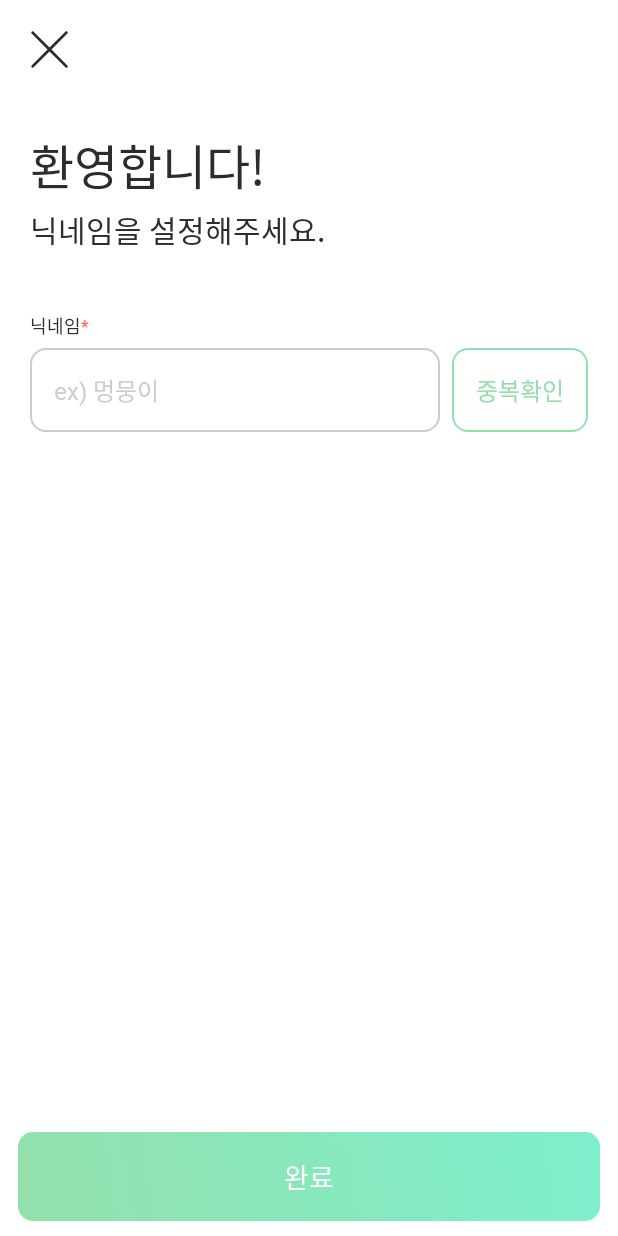
After one commit to HUFS-Capstone-23-01/TravelFeelDog-Android, an Android app: the SignUpFragment screen opened through its navigation route, on a phone screen of 412 x 824 dp. The commit adds this screen. Run offline under Robolectric (Android 15) with nearby library versions, the phone set to English and light mode, and no system bars; our stand-ins replace data binding.

Commit message:
[LAYOUT] 회원가입 페이지 제작
로그인에서 회원가입 이동을 위해 네비게이션 추가

```diff
--- a/app/build.gradle
+++ b/app/build.gradle
@@ -39,6 +39,8 @@ android {
 }
 
 dependencies {
+    def nav_version = "2.5.3"
+
     implementation "androidx.core:core-splashscreen:1.0.1"
     implementation 'androidx.core:core-ktx:1.10.0'
     implementation 'androidx.appcompat:appcompat:1.6.1'
@@ -47,4 +49,8 @@ dependencies {
     testImplementation 'junit:junit:4.13.2'
     androidTestImplementation 'androidx.test.ext:junit:1.1.5'
     androidTestImplementation 'androidx.test.espresso:espresso-core:3.5.1'
+
+    // Jetpack Navigation
+    implementation "androidx.navigation:navigation-fragment-ktx:$nav_version"
+    implementation "androidx.navigation:navigation-ui-ktx:$nav_version"
 }
--- a/app/src/main/java/com/example/travelfeeldog/presentation/signin/SignInActivity.kt
+++ b/app/src/main/java/com/example/travelfeeldog/presentation/signin/SignInActivity.kt
@@ -1,12 +1,14 @@
 package com.example.travelfeeldog.presentation.signin
 
 import android.os.Bundle
+import androidx.appcompat.app.AppCompatActivity
 import androidx.core.splashscreen.SplashScreen.Companion.installSplashScreen
+import androidx.navigation.fragment.NavHostFragment
 import com.example.travelfeeldog.R
 import com.example.travelfeeldog.databinding.ActivitySignInBinding
 import com.example.travelfeeldog.presentation.common.BaseActivity
 
-class SignInActivity : BaseActivity<ActivitySignInBinding>(R.layout.activity_sign_in) {
+class SignInActivity : AppCompatActivity( ){
     override fun onCreate(savedInstanceState: Bundle?) {
         installSplashScreen()
         super.onCreate(savedInstanceState)
--- /dev/null
+++ b/app/src/main/java/com/example/travelfeeldog/presentation/signin/SignInFragment.kt
@@ -0,0 +1,24 @@
+package com.example.travelfeeldog.presentation.signin
+
+import android.os.Bundle
+import androidx.fragment.app.Fragment
+import android.view.LayoutInflater
+import android.view.View
+import android.view.ViewGroup
+import androidx.navigation.Navigation
+import com.example.travelfeeldog.R
+import com.example.travelfeeldog.databinding.FragmentSignInBinding
+import com.example.travelfeeldog.presentation.common.BaseFragment
+
+class SignInFragment : BaseFragment<FragmentSignInBinding>(R.layout.fragment_sign_in) {
+
+    override fun onViewCreated(view: View, savedInstanceState: Bundle?) {
+        super.onViewCreated(view, savedInstanceState)
+
+        val navController = Navigation.findNavController(view)
+        binding.btnSignIn.setOnClickListener {
+            navController.navigate(R.id.action_signInFragment_to_signUpFragment)
+        }
+    }
+
+}
--- /dev/null
+++ b/app/src/main/java/com/example/travelfeeldog/presentation/signin/SignUpFragment.kt
@@ -0,0 +1,20 @@
+package com.example.travelfeeldog.presentation.signin
+
+import android.os.Bundle
+import androidx.fragment.app.Fragment
+import android.view.LayoutInflater
+import android.view.View
+import android.view.ViewGroup
+import com.example.travelfeeldog.R
+
+class SignUpFragment : Fragment() {
+
+    override fun onCreateView(
+        inflater: LayoutInflater, container: ViewGroup?,
+        savedInstanceState: Bundle?
+    ): View? {
+        // Inflate the layout for this fragment
+        return inflater.inflate(R.layout.fragment_sign_up, container, false)
+    }
+
+}
--- /dev/null
+++ b/app/src/main/res/drawable/bg_box_gray.xml
@@ -0,0 +1,7 @@
+<?xml version="1.0" encoding="utf-8"?>
+<shape xmlns:android="http://schemas.android.com/apk/res/android">
+    <stroke
+        android:width="1dp"
+        android:color="@color/gray2" />
+    <corners android:radius="10dp" />
+</shape>
--- /dev/null
+++ b/app/src/main/res/drawable/bg_box_green.xml
@@ -0,0 +1,7 @@
+<?xml version="1.0" encoding="utf-8"?>
+<shape xmlns:android="http://schemas.android.com/apk/res/android">
+    <stroke
+        android:width="1dp"
+        android:color="@color/primary_color" />
+    <corners android:radius="10dp" />
+</shape>
--- a/app/src/main/res/drawable/bg_request_btn_green.xml
+++ b/app/src/main/res/drawable/bg_request_btn_green.xml
@@ -7,7 +7,6 @@
         android:endColor="@color/secondary_color"
         android:angle="45"
         android:type="linear"/>
-<!--    <solid android:color="@color/primary_color" />-->
     <corners android:radius="10dp" />
 
 </shape>
--- /dev/null
+++ b/app/src/main/res/drawable/ic_close.xml
@@ -0,0 +1,9 @@
+<vector xmlns:android="http://schemas.android.com/apk/res/android"
+    android:width="26dp"
+    android:height="26dp"
+    android:viewportWidth="26"
+    android:viewportHeight="26">
+  <path
+      android:pathData="M24.913,23.588C25.005,23.673 25.079,23.777 25.13,23.892C25.181,24.007 25.209,24.131 25.211,24.257C25.213,24.383 25.19,24.508 25.143,24.625C25.096,24.741 25.025,24.847 24.936,24.936C24.847,25.025 24.741,25.096 24.625,25.143C24.508,25.19 24.383,25.213 24.257,25.211C24.131,25.209 24.007,25.181 23.892,25.13C23.777,25.079 23.673,25.005 23.588,24.913L13,14.327L2.413,24.913C2.235,25.078 2,25.168 1.757,25.164C1.514,25.16 1.282,25.061 1.111,24.89C0.939,24.718 0.84,24.486 0.836,24.243C0.832,24 0.922,23.765 1.088,23.588L11.674,13L1.088,2.413C0.922,2.235 0.832,2 0.836,1.757C0.84,1.514 0.939,1.282 1.111,1.111C1.282,0.939 1.514,0.84 1.757,0.836C2,0.832 2.235,0.922 2.413,1.088L13,11.674L23.588,1.088C23.765,0.922 24,0.832 24.243,0.836C24.486,0.84 24.718,0.939 24.89,1.111C25.061,1.282 25.16,1.514 25.164,1.757C25.168,2 25.078,2.235 24.913,2.413L14.327,13L24.913,23.588Z"
+      android:fillColor="#2C2C2C"/>
+</vector>
--- a/app/src/main/res/layout/activity_sign_in.xml
+++ b/app/src/main/res/layout/activity_sign_in.xml
@@ -1,83 +1,19 @@
 <?xml version="1.0" encoding="utf-8"?>
-<layout xmlns:android="http://schemas.android.com/apk/res/android"
+<androidx.constraintlayout.widget.ConstraintLayout xmlns:android="http://schemas.android.com/apk/res/android"
     xmlns:app="http://schemas.android.com/apk/res-auto"
-    xmlns:tools="http://schemas.android.com/tools"
-    tools:context=".presentation.signIn.SignInActivity">
+    android:layout_width="match_parent"
+    android:layout_height="match_parent">
 
-    <androidx.constraintlayout.widget.ConstraintLayout
+    <androidx.fragment.app.FragmentContainerView
+        android:id="@+id/fcv_sign_in"
+        android:name="androidx.navigation.fragment.NavHostFragment"
         android:layout_width="match_parent"
-        android:layout_height="match_parent">
+        android:layout_height="match_parent"
+        app:defaultNavHost="true"
+        app:layout_constraintBottom_toBottomOf="parent"
+        app:layout_constraintEnd_toEndOf="parent"
+        app:layout_constraintStart_toStartOf="parent"
+        app:layout_constraintTop_toTopOf="parent"
+        app:navGraph="@navigation/nav_sign_in" />
 
-        <androidx.appcompat.widget.AppCompatTextView
-            android:id="@+id/tv_title_first_line"
-            style="@style/TextTitle.Black"
-            android:layout_width="wrap_content"
-            android:layout_height="wrap_content"
-            android:layout_marginStart="20dp"
-            android:layout_marginTop="40dp"
-            android:text="@string/sign_in_title_first_line"
-            app:layout_constraintStart_toStartOf="parent"
-            app:layout_constraintTop_toTopOf="parent"
-            tools:text="반려동물과 함께" />
-
-        <androidx.appcompat.widget.AppCompatTextView
-            android:id="@+id/tv_title_second_line"
-            style="@style/TextTitle.Black"
-            android:layout_width="wrap_content"
-            android:layout_height="wrap_content"
-            android:layout_marginStart="20dp"
-            android:layout_marginTop="2dp"
-            android:text="@string/sign_in_title_second_line"
-            app:layout_constraintStart_toStartOf="parent"
-            app:layout_constraintTop_toBottomOf="@id/tv_title_first_line"
-            tools:text="여행지 선택은" />
-
-        <androidx.appcompat.widget.AppCompatTextView
-            android:id="@+id/tv_third_line"
-            style="@style/TextTitle.Green"
-            android:layout_width="wrap_content"
-            android:layout_height="wrap_content"
-            android:layout_marginStart="20dp"
-            android:layout_marginTop="2dp"
-            android:text="@string/sign_in_title_third_line"
-            app:layout_constraintStart_toStartOf="parent"
-            app:layout_constraintTop_toBottomOf="@id/tv_title_second_line"
-            tools:text="여행필독서" />
-
-        <androidx.appcompat.widget.AppCompatImageView
-            android:id="@+id/iv_representative_image"
-            android:layout_width="0dp"
-            android:layout_height="0dp"
-            android:layout_marginStart="20dp"
-            android:layout_marginEnd="20dp"
-            android:layout_marginBottom="10dp"
-            android:src="@drawable/img_login_background"
-            app:layout_constraintBottom_toTopOf="@id/btn_sign_in"
-            app:layout_constraintEnd_toEndOf="parent"
-            app:layout_constraintStart_toStartOf="parent"
-            app:layout_constraintTop_toBottomOf="@id/tv_third_line" />
-
-
-        <androidx.appcompat.widget.AppCompatButton
-            android:id="@+id/btn_sign_in"
-            style="@style/TextRequestButton.White"
-            android:layout_width="0dp"
-            android:layout_height="wrap_content"
-            android:layout_marginStart="12dp"
-            android:layout_marginEnd="12dp"
-            android:layout_marginBottom="10dp"
-            android:background="@drawable/bg_request_btn_green"
-            android:drawableStart="@drawable/ic_google_white"
-            android:paddingStart="20dp"
-            android:paddingTop="16dp"
-            android:paddingEnd="20dp"
-            android:paddingBottom="16dp"
-            android:stateListAnimator="@null"
-            android:text="@string/request_btn_sign_in"
-            app:layout_constraintBottom_toBottomOf="parent"
-            app:layout_constraintEnd_toEndOf="parent"
-            app:layout_constraintStart_toStartOf="parent"
-            app:layout_constraintTop_toBottomOf="@id/iv_representative_image" />
-    </androidx.constraintlayout.widget.ConstraintLayout>
-
-</layout>
+</androidx.constraintlayout.widget.ConstraintLayout>
--- /dev/null
+++ b/app/src/main/res/layout/fragment_sign_in.xml
@@ -0,0 +1,83 @@
+<?xml version="1.0" encoding="utf-8"?>
+<layout xmlns:android="http://schemas.android.com/apk/res/android"
+    xmlns:tools="http://schemas.android.com/tools"
+    xmlns:app="http://schemas.android.com/apk/res-auto"
+    tools:context=".presentation.signIn.SignInFragment">
+
+    <androidx.constraintlayout.widget.ConstraintLayout
+        android:layout_width="match_parent"
+        android:layout_height="match_parent">
+
+        <androidx.appcompat.widget.AppCompatTextView
+            android:id="@+id/tv_title_first_line"
+            style="@style/TextTitle.Black"
+            android:layout_width="wrap_content"
+            android:layout_height="wrap_content"
+            android:layout_marginStart="20dp"
+            android:layout_marginTop="40dp"
+            android:text="@string/sign_in_title_first_line"
+            app:layout_constraintStart_toStartOf="parent"
+            app:layout_constraintTop_toTopOf="parent"
+            tools:text="반려동물과 함께" />
+
+        <androidx.appcompat.widget.AppCompatTextView
+            android:id="@+id/tv_title_second_line"
+            style="@style/TextTitle.Black"
+            android:layout_width="wrap_content"
+            android:layout_height="wrap_content"
+            android:layout_marginStart="20dp"
+            android:layout_marginTop="2dp"
+            android:text="@string/sign_in_title_second_line"
+            app:layout_constraintStart_toStartOf="parent"
+            app:layout_constraintTop_toBottomOf="@id/tv_title_first_line"
+            tools:text="여행지 선택은" />
+
+        <androidx.appcompat.widget.AppCompatTextView
+            android:id="@+id/tv_third_line"
+            style="@style/TextTitle.Green"
+            android:layout_width="wrap_content"
+            android:layout_height="wrap_content"
+            android:layout_marginStart="20dp"
+            android:layout_marginTop="2dp"
+            android:text="@string/sign_in_title_third_line"
+            app:layout_constraintStart_toStartOf="parent"
+            app:layout_constraintTop_toBottomOf="@id/tv_title_second_line"
+            tools:text="여행필독서" />
+
+        <androidx.appcompat.widget.AppCompatImageView
+            android:id="@+id/iv_representative_image"
+            android:layout_width="0dp"
+            android:layout_height="0dp"
+            android:layout_marginStart="20dp"
+            android:layout_marginEnd="20dp"
+            android:layout_marginBottom="10dp"
+            android:src="@drawable/img_login_background"
+            app:layout_constraintBottom_toTopOf="@id/btn_sign_in"
+            app:layout_constraintEnd_toEndOf="parent"
+            app:layout_constraintStart_toStartOf="parent"
+            app:layout_constraintTop_toBottomOf="@id/tv_third_line" />
+
+
+        <androidx.appcompat.widget.AppCompatButton
+            android:id="@+id/btn_sign_in"
+            style="@style/TextRequestButton.White"
+            android:layout_width="0dp"
+            android:layout_height="wrap_content"
+            android:layout_marginStart="12dp"
+            android:layout_marginEnd="12dp"
+            android:layout_marginBottom="10dp"
+            android:background="@drawable/bg_request_btn_green"
+            android:drawableStart="@drawable/ic_google_white"
+            android:paddingStart="20dp"
+            android:paddingTop="16dp"
+            android:paddingEnd="20dp"
+            android:paddingBottom="16dp"
+            android:stateListAnimator="@null"
+            android:text="@string/request_btn_sign_in"
+            app:layout_constraintBottom_toBottomOf="parent"
+            app:layout_constraintEnd_toEndOf="parent"
+            app:layout_constraintStart_toStartOf="parent"
+            app:layout_constraintTop_toBottomOf="@id/iv_representative_image" />
+
+    </androidx.constraintlayout.widget.ConstraintLayout>
+</layout>
--- /dev/null
+++ b/app/src/main/res/layout/fragment_sign_up.xml
@@ -0,0 +1,161 @@
+<?xml version="1.0" encoding="utf-8"?>
+<layout xmlns:android="http://schemas.android.com/apk/res/android"
+    xmlns:app="http://schemas.android.com/apk/res-auto"
+    xmlns:tools="http://schemas.android.com/tools"
+    tools:context=".presentation.signIn.SignUpFragment">
+
+    <androidx.constraintlayout.widget.ConstraintLayout
+        android:layout_width="match_parent"
+        android:layout_height="match_parent">
+
+        <androidx.appcompat.widget.AppCompatImageButton
+            android:id="@+id/ib_sign_up_close"
+            android:layout_width="wrap_content"
+            android:layout_height="wrap_content"
+            android:layout_marginStart="20dp"
+            android:layout_marginTop="20dp"
+            android:background="@null"
+            android:src="@drawable/ic_close"
+            app:layout_constraintStart_toStartOf="parent"
+            app:layout_constraintTop_toTopOf="parent" />
+
+        <androidx.appcompat.widget.AppCompatTextView
+            android:id="@+id/tv_sign_up_title_first_line"
+            style="@style/TextTitle.Black"
+            android:layout_width="0dp"
+            android:layout_height="wrap_content"
+            android:layout_marginStart="20dp"
+            android:layout_marginTop="40dp"
+            android:layout_marginEnd="20dp"
+            android:text="@string/sign_up_title_first_line"
+            app:layout_constraintEnd_toEndOf="parent"
+            app:layout_constraintStart_toStartOf="parent"
+            app:layout_constraintTop_toBottomOf="@id/ib_sign_up_close"
+            tools:text="환영합니다!" />
+
+        <androidx.appcompat.widget.AppCompatTextView
+            android:id="@+id/tv_sign_up_title_second_line"
+            style="@style/TextSubTitle.Black"
+            android:layout_width="0dp"
+            android:layout_height="wrap_content"
+            android:layout_marginStart="20dp"
+            android:layout_marginTop="4dp"
+            android:layout_marginEnd="20dp"
+            android:text="@string/sign_up_title_second_line"
+            app:layout_constraintEnd_toEndOf="parent"
+            app:layout_constraintStart_toStartOf="parent"
+            app:layout_constraintTop_toBottomOf="@id/tv_sign_up_title_first_line" />
+
+        <androidx.appcompat.widget.AppCompatTextView
+            android:id="@+id/tv_info_nickname"
+            style="@style/TextSubInfo.Black"
+            android:layout_width="wrap_content"
+            android:layout_height="wrap_content"
+            android:layout_marginStart="20dp"
+            android:layout_marginTop="40dp"
+            android:text="@string/sign_up_nickname"
+            app:layout_constraintStart_toStartOf="parent"
+            app:layout_constraintTop_toBottomOf="@id/tv_sign_up_title_second_line" />
+
+        <androidx.appcompat.widget.AppCompatTextView
+            android:id="@+id/tv_essential"
+            style="@style/TextSubInfo.Red"
+            android:layout_width="wrap_content"
+            android:layout_height="wrap_content"
+            android:text="@string/sign_up_essential"
+            app:layout_constraintBottom_toBottomOf="@id/tv_info_nickname"
+            app:layout_constraintStart_toEndOf="@id/tv_info_nickname"
+            app:layout_constraintTop_toTopOf="@id/tv_info_nickname" />
+
+        <androidx.appcompat.widget.AppCompatEditText
+            android:id="@+id/etv_input_box"
+            style="@style/TextInBox"
+            android:layout_width="0dp"
+            android:layout_height="wrap_content"
+            android:layout_marginStart="20dp"
+            android:layout_marginTop="6dp"
+            android:layout_marginEnd="8dp"
+            android:background="@drawable/bg_box_gray"
+            android:hint="@string/sign_up_input_box_hint"
+            android:padding="16dp"
+            android:textColorHint="@color/gray2"
+            app:layout_constraintEnd_toStartOf="@id/tv_duplicate_verification"
+            app:layout_constraintStart_toStartOf="parent"
+            app:layout_constraintTop_toBottomOf="@id/tv_info_nickname" />
+
+        <androidx.appcompat.widget.AppCompatTextView
+            android:id="@+id/tv_duplicate_verification"
+            style="@style/TextInBox.Green"
+            android:layout_width="wrap_content"
+            android:layout_height="wrap_content"
+            android:layout_marginEnd="20dp"
+            android:background="@drawable/bg_box_green"
+            android:padding="16dp"
+            android:text="@string/sign_up_duplicate_verification"
+            app:layout_constraintBottom_toBottomOf="@id/etv_input_box"
+            app:layout_constraintEnd_toEndOf="parent"
+            app:layout_constraintStart_toEndOf="@id/etv_input_box"
+            app:layout_constraintTop_toTopOf="@id/etv_input_box" />
+
+        <androidx.appcompat.widget.AppCompatTextView
+            android:id="@+id/tv_error_duplication"
+            style="@style/TextSubInfo.Red"
+            android:layout_width="0dp"
+            android:layout_height="wrap_content"
+            android:layout_marginStart="26dp"
+            android:layout_marginTop="6dp"
+            android:layout_marginEnd="20dp"
+            android:text="@string/sign_up_error_duplication"
+            android:visibility="invisible"
+            app:layout_constraintEnd_toEndOf="parent"
+            app:layout_constraintStart_toStartOf="parent"
+            app:layout_constraintTop_toBottomOf="@id/tv_duplicate_verification" />
+
+        <androidx.appcompat.widget.AppCompatTextView
+            android:id="@+id/tv_notification_correct_input"
+            style="@style/TextSubInfo.Green"
+            android:layout_width="0dp"
+            android:layout_height="wrap_content"
+            android:layout_marginStart="26dp"
+            android:layout_marginTop="6dp"
+            android:layout_marginEnd="20dp"
+            android:text="@string/sign_up_notification_correct_input"
+            android:visibility="invisible"
+            app:layout_constraintEnd_toEndOf="parent"
+            app:layout_constraintStart_toStartOf="parent"
+            app:layout_constraintTop_toBottomOf="@id/etv_input_box" />
+
+        <androidx.appcompat.widget.AppCompatTextView
+            android:id="@+id/tv_error_none"
+            style="@style/TextSubInfo.Red"
+            android:layout_width="0dp"
+            android:layout_height="wrap_content"
+            android:layout_marginStart="20dp"
+            android:layout_marginEnd="20dp"
+            android:layout_marginBottom="6dp"
+            android:text="@string/sign_up_error_none"
+            android:textAlignment="center"
+            android:visibility="invisible"
+            app:layout_constraintBottom_toTopOf="@id/btn_sing_up_done"
+            app:layout_constraintEnd_toEndOf="parent"
+            app:layout_constraintStart_toStartOf="parent" />
+
+        <androidx.appcompat.widget.AppCompatButton
+            android:id="@+id/btn_sing_up_done"
+            style="@style/TextRequestButton.White"
+            android:layout_width="0dp"
+            android:layout_height="wrap_content"
+            android:layout_marginStart="12dp"
+            android:layout_marginEnd="12dp"
+            android:layout_marginBottom="10dp"
+            android:background="@drawable/bg_request_btn_green"
+            android:padding="16dp"
+            android:stateListAnimator="@null"
+            android:text="@string/sign_up_btn_done"
+            app:layout_constraintBottom_toBottomOf="parent"
+            app:layout_constraintEnd_toEndOf="parent"
+            app:layout_constraintStart_toStartOf="parent" />
+    </androidx.constraintlayout.widget.ConstraintLayout>
+
+
+</layout>
--- /dev/null
+++ b/app/src/main/res/navigation/nav_sign_in.xml
@@ -0,0 +1,23 @@
+<?xml version="1.0" encoding="utf-8"?>
+<navigation xmlns:android="http://schemas.android.com/apk/res/android"
+    xmlns:app="http://schemas.android.com/apk/res-auto"
+    xmlns:tools="http://schemas.android.com/tools"
+    android:id="@+id/nav_sign_in"
+    app:startDestination="@id/signInFragment">
+
+    <fragment
+        android:id="@+id/signInFragment"
+        android:name="com.example.travelfeeldog.presentation.signin.SignInFragment"
+        android:label="SignInFragment"
+        tools:layout="@layout/fragment_sign_in">
+        <action
+            android:id="@+id/action_signInFragment_to_signUpFragment"
+            app:destination="@id/signUpFragment" />
+    </fragment>
+
+    <fragment
+        android:id="@+id/signUpFragment"
+        android:name="com.example.travelfeeldog.presentation.signin.SignUpFragment"
+        android:label="SignUpFragment"
+        tools:layout="@layout/fragment_sign_up"/>
+</navigation>
--- a/app/src/main/res/values/strings.xml
+++ b/app/src/main/res/values/strings.xml
@@ -5,4 +5,16 @@
     <string name="sign_in_title_first_line">반려동물과 함께</string>
     <string name="sign_in_title_second_line">여행지 선택은</string>
     <string name="sign_in_title_third_line">여행필독서</string>
+    <!-- TODO: Remove or change this placeholder text -->
+    <string name="hello_blank_fragment">Hello blank fragment</string>
+    <string name="sign_up_title_first_line">환영합니다!</string>
+    <string name="sign_up_nickname">닉네임</string>
+    <string name="sign_up_essential">*</string>
+    <string name="sign_up_input_box_hint">ex) 멍뭉이</string>
+    <string name="sign_up_duplicate_verification">중복확인</string>
+    <string name="sign_up_error_duplication">해당 닉네임이 이미 존재합니다.</string>
+    <string name="sign_up_error_none">닉네임 설정을 완료해주세요!</string>
+    <string name="sign_up_btn_done">완료</string>
+    <string name="sign_up_notification_correct_input">사용 가능한 닉네임입니다.</string>
+    <string name="sign_up_title_second_line">닉네임을 설정해주세요.</string>
 </resources>
--- a/app/src/main/res/values/styles.xml
+++ b/app/src/main/res/values/styles.xml
@@ -11,7 +11,7 @@
     <style name="FontWeight_8_Heavy"><item name="fontFamily">@font/scdream_heavy</item></style>
     <style name="FontWeight_9_Black"><item name="fontFamily">@font/scdream_black</item></style>
 
-    <!-- 화면 상단 제목 큰 텍스트 -->
+    <!-- Bold 텍스트 -->
     <style name="TextTitle" parent="FontWeight_7_ExtraBold">
         <item name="android:textSize">32sp</item>
     </style>
@@ -24,7 +24,16 @@
         <item name="android:textColor">@color/primary_color</item>
     </style>
 
-    <!-- 요청 버튼 텍스트-->
+    <!-- Regular 텍스트 -->
+    <style name="TextSubTitle" parent="FontWeight_4_Regular">
+        <item name="android:textSize">20sp</item>
+    </style>
+
+    <style name="TextSubTitle.Black" parent="TextSubTitle">
+        <item name="android:textColor">@color/black</item>
+    </style>
+
+
     <style name="TextRequestButton" parent="FontWeight_4_Regular">
         <item name="android:textSize">18sp</item>
     </style>
@@ -33,4 +42,32 @@
         <item name="android:textColor">@color/white</item>
     </style>
 
+
+    <style name="TextInBox" parent="FontWeight_4_Regular">
+        <item name="android:textSize">16sp</item>
+    </style>
+
+    <style name="TextInBox.Green" parent="TextInBox">
+        <item name="android:textColor">@color/primary_color</item>
+    </style>
+
+
+    <style name="TextSubInfo" parent="FontWeight_4_Regular">
+        <item name="android:textSize">12sp</item>
+    </style>
+
+    <style name="TextSubInfo.Black" parent="TextSubInfo">
+        <item name="android:textColor">@color/black</item>
+    </style>
+
+    <style name="TextSubInfo.Red" parent="TextSubInfo">
+        <item name="android:textColor">@color/red</item>
+    </style>
+
+    <style name="TextSubInfo.Green" parent="TextSubInfo">
+        <item name="android:textColor">@color/primary_color</item>
+    </style>
+
+
+
 </resources>
```
